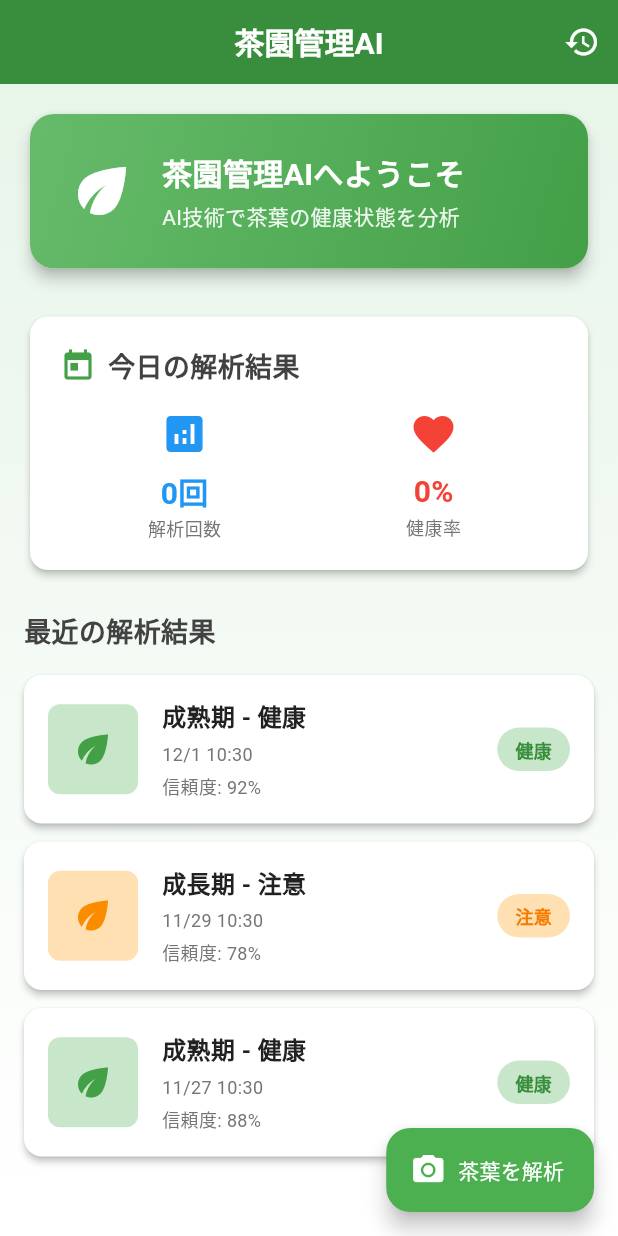
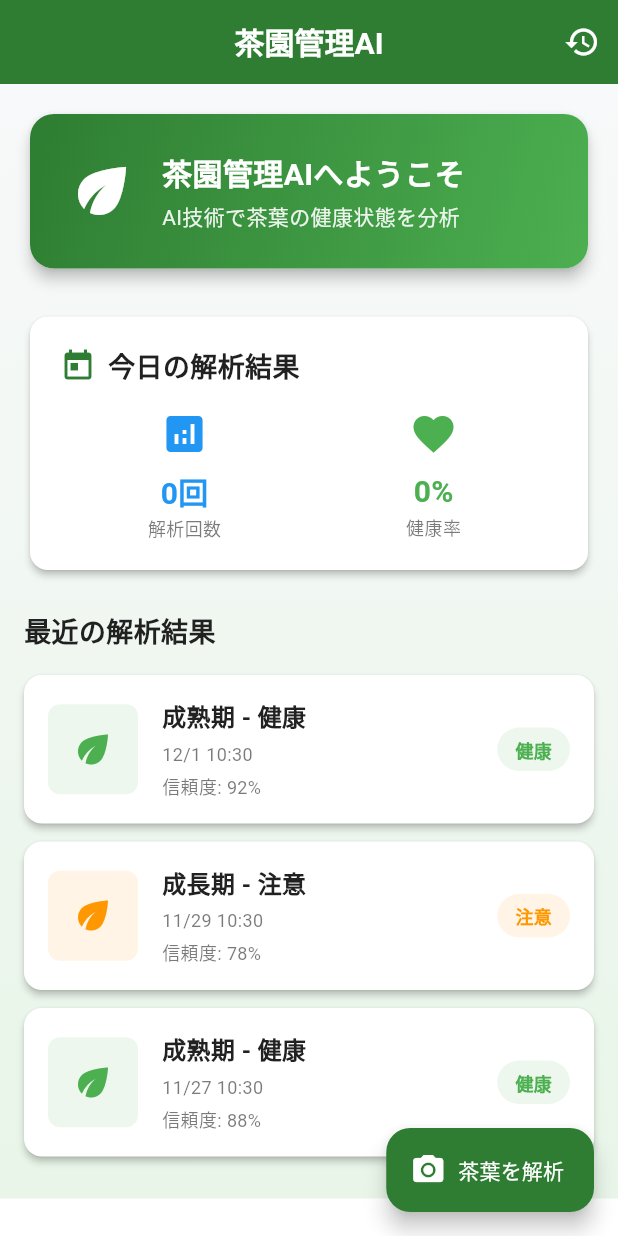
Before and after one commit to io0323/green_sprout, a Flutter app: the TeaGardenHomePage screen opened directly, on a phone screen of 412 x 824 dp. Run offline on Flutter 3.47's test engine with Material 3 defaults, Android fonts, the phone set to English and light mode, and no system bars; our stand-ins replace camera, dartz, fl_chart, flutter_bloc, get_it, shared_preferences and 1 more; missing offline and left inert: dart:html, tflite_flutter; accounts and stored records are empty.

Commit message:
refactor: 残りのファイルのハードコードされた色をTeaGardenThemeとTheme.of(context).colorSchemeに置き換え
- web_app.dart、minimal_app.dartのハードコードされた色を置き換え
- home_page.dart、analysis_result_page.dartのハードコードされた色を置き換え
- log_list_page.dartのハードコードされた色を置き換え
- camera_preview_widget.dart、camera_guide_widget.dart、camera_page.dartのハードコードされた色を置き換え
- analytics_page.dartのハードコードされた色を置き換え
- language_selector.dart、accessibility_helper.dartのハードコードされた色を置き換え
- 未使用のインポートを削除
- constエラーを修正

```diff
--- a/lib/core/widgets/language_selector.dart
+++ b/lib/core/widgets/language_selector.dart
@@ -1,5 +1,6 @@
 import 'package:flutter/material.dart';
 import '../../core/services/localization_service.dart';
+import '../../core/theme/tea_garden_theme.dart';
 
 /// 言語設定ウィジェット
 /// アプリケーションの言語を切り替えるためのウィジェット
@@ -27,7 +28,8 @@ class _LanguageSelectorState extends State<LanguageSelector> {
     _selectedLanguage = LocalizationService.instance.currentLanguage;
 
     return PopupMenuButton<String>(
-      icon: const Icon(Icons.language, color: Colors.white),
+      icon:
+          Icon(Icons.language, color: Theme.of(context).colorScheme.onPrimary),
       tooltip: LocalizationService.instance.translate('language_settings'),
       onSelected: (String languageCode) {
         setState(() {
@@ -46,7 +48,7 @@ class _LanguageSelectorState extends State<LanguageSelector> {
               children: [
                 Icon(
                   _selectedLanguage == languageCode ? Icons.check : null,
-                  color: Colors.green,
+                  color: TeaGardenTheme.successColor,
                 ),
                 const SizedBox(width: 8),
                 Text(
--- a/lib/features/camera/presentation/widgets/camera_guide_widget.dart
+++ b/lib/features/camera/presentation/widgets/camera_guide_widget.dart
@@ -15,13 +15,13 @@ class CameraGuideWidget extends StatelessWidget {
       child: Container(
         padding: const EdgeInsets.all(16),
         decoration: BoxDecoration(
-          color: Colors.black54,
+          color: Theme.of(context).colorScheme.surface.withOpacity(0.8),
           borderRadius: BorderRadius.circular(8),
         ),
         child: Text(
           LocalizationService.instance.translate('place_leaf_center'),
-          style: const TextStyle(
-            color: Colors.white,
+          style: TextStyle(
+            color: Theme.of(context).colorScheme.onSurface,
             fontSize: 16,
             fontWeight: FontWeight.bold,
           ),
--- a/lib/web_app.dart
+++ b/lib/web_app.dart
@@ -1,4 +1,5 @@
 import 'package:flutter/material.dart';
+import 'core/theme/tea_garden_theme.dart';
 
 void main() {
   runApp(const TeaGardenWebApp());
@@ -13,11 +14,9 @@ class TeaGardenWebApp extends StatelessWidget {
   Widget build(BuildContext context) {
     return MaterialApp(
       title: '茶園管理AI',
-      theme: ThemeData(
-        primarySwatch: Colors.green,
-        useMaterial3: true,
-        fontFamily: 'Roboto',
-      ),
+      theme: TeaGardenTheme.lightTheme,
+      darkTheme: TeaGardenTheme.darkTheme,
+      themeMode: ThemeMode.system,
       home: const TeaGardenHomePage(),
       debugShowCheckedModeBanner: false,
     );
@@ -67,20 +66,22 @@ class _TeaGardenHomePageState extends State<TeaGardenHomePage> {
 
   @override
   Widget build(BuildContext context) {
+    final theme = Theme.of(context);
+    final colorScheme = theme.colorScheme;
     return Scaffold(
       appBar: AppBar(
         title: const Text(
           '茶園管理AI',
           style: TextStyle(
             fontWeight: FontWeight.bold,
-            color: Colors.white,
           ),
         ),
-        backgroundColor: Colors.green[700],
+        backgroundColor: colorScheme.primary,
+        foregroundColor: colorScheme.onPrimary,
         elevation: 0,
         actions: [
           IconButton(
-            icon: const Icon(Icons.history, color: Colors.white),
+            icon: Icon(Icons.history, color: colorScheme.onPrimary),
             onPressed: _showAnalysisHistory,
             tooltip: '解析履歴',
           ),
@@ -88,21 +89,14 @@ class _TeaGardenHomePageState extends State<TeaGardenHomePage> {
       ),
       body: Container(
         decoration: BoxDecoration(
-          gradient: LinearGradient(
-            begin: Alignment.topCenter,
-            end: Alignment.bottomCenter,
-            colors: [
-              Colors.green[50]!,
-              Colors.white,
-            ],
-          ),
+          gradient: TeaGardenTheme.backgroundGradient,
         ),
         child: _isAnalyzing ? _buildAnalyzingView() : _buildMainContent(),
       ),
       floatingActionButton: FloatingActionButton.extended(
         onPressed: _isAnalyzing ? null : _startAnalysis,
-        backgroundColor: Colors.green,
-        foregroundColor: Colors.white,
+        backgroundColor: colorScheme.primary,
+        foregroundColor: colorScheme.onPrimary,
         icon: const Icon(Icons.camera_alt),
         label: const Text('茶葉を解析'),
       ),
@@ -110,29 +104,31 @@ class _TeaGardenHomePageState extends State<TeaGardenHomePage> {
   }
 
   Widget _buildAnalyzingView() {
-    return const Center(
+    final theme = Theme.of(context);
+    final colorScheme = theme.colorScheme;
+    return Center(
       child: Column(
         mainAxisAlignment: MainAxisAlignment.center,
         children: [
           CircularProgressIndicator(
-            valueColor: AlwaysStoppedAnimation<Color>(Colors.green),
+            valueColor: AlwaysStoppedAnimation<Color>(colorScheme.primary),
             strokeWidth: 3,
           ),
-          SizedBox(height: 24),
+          const SizedBox(height: 24),
           Text(
             '茶葉を解析中...',
             style: TextStyle(
               fontSize: 20,
               fontWeight: FontWeight.bold,
-              color: Colors.green,
+              color: colorScheme.primary,
             ),
           ),
-          SizedBox(height: 8),
+          const SizedBox(height: 8),
           Text(
             'AIが茶葉の状態を分析しています',
             style: TextStyle(
               fontSize: 14,
-              color: Colors.grey,
+              color: colorScheme.onSurface.withOpacity(0.6),
             ),
           ),
         ],
@@ -166,30 +162,26 @@ class _TeaGardenHomePageState extends State<TeaGardenHomePage> {
         padding: const EdgeInsets.all(24),
         decoration: BoxDecoration(
           borderRadius: BorderRadius.circular(16),
-          gradient: LinearGradient(
-            colors: [Colors.green[400]!, Colors.green[600]!],
-            begin: Alignment.topLeft,
-            end: Alignment.bottomRight,
-          ),
+          gradient: TeaGardenTheme.primaryGradient,
         ),
         child: Row(
           children: [
-            const Icon(
+            Icon(
               Icons.eco,
               size: 48,
-              color: Colors.white,
+              color: Theme.of(context).colorScheme.onPrimary,
             ),
             const SizedBox(width: 16),
             Expanded(
               child: Column(
                 crossAxisAlignment: CrossAxisAlignment.start,
                 children: [
-                  const Text(
+                  Text(
                     '茶園管理AIへようこそ',
                     style: TextStyle(
                       fontSize: 20,
                       fontWeight: FontWeight.bold,
-                      color: Colors.white,
+                      color: Theme.of(context).colorScheme.onPrimary,
                     ),
                   ),
                   const SizedBox(height: 4),
@@ -197,7 +189,10 @@ class _TeaGardenHomePageState extends State<TeaGardenHomePage> {
                     'AI技術で茶葉の健康状態を分析',
                     style: TextStyle(
                       fontSize: 14,
-                      color: Colors.white.withOpacity(0.9),
+                      color: Theme.of(context)
+                          .colorScheme
+                          .onPrimary
+                          .withOpacity(0.9),
                     ),
                   ),
                 ],
@@ -231,7 +226,7 @@ class _TeaGardenHomePageState extends State<TeaGardenHomePage> {
               children: [
                 Icon(
                   Icons.today,
-                  color: Colors.green[600],
+                  color: Theme.of(context).colorScheme.primary,
                   size: 24,
                 ),
                 const SizedBox(width: 8),
@@ -240,7 +235,7 @@ class _TeaGardenHomePageState extends State<TeaGardenHomePage> {
                   style: TextStyle(
                     fontSize: 18,
                     fontWeight: FontWeight.bold,
-                    color: Colors.grey[800],
+                    color: Theme.of(context).colorScheme.onSurface,
                   ),
                 ),
               ],
@@ -253,7 +248,7 @@ class _TeaGardenHomePageState extends State<TeaGardenHomePage> {
                     '解析回数',
                     '${todayResults.length}回',
                     Icons.analytics,
-                    Colors.blue,
+                    TeaGardenTheme.infoColor,
                   ),
                 ),
                 Expanded(
@@ -263,7 +258,7 @@ class _TeaGardenHomePageState extends State<TeaGardenHomePage> {
                         ? '${((todayResults.where((r) => r.healthStatus == '健康').length / todayResults.length) * 100).toInt()}%'
                         : '0%',
                     Icons.favorite,
-                    Colors.red,
+                    TeaGardenTheme.successColor,
                   ),
                 ),
               ],
@@ -292,7 +287,7 @@ class _TeaGardenHomePageState extends State<TeaGardenHomePage> {
           label,
           style: TextStyle(
             fontSize: 12,
-            color: Colors.grey[600],
+            color: Theme.of(context).colorScheme.onSurface.withOpacity(0.6),
           ),
         ),
       ],
@@ -308,7 +303,7 @@ class _TeaGardenHomePageState extends State<TeaGardenHomePage> {
           style: TextStyle(
             fontSize: 18,
             fontWeight: FontWeight.bold,
-            color: Colors.grey[800],
+            color: Theme.of(context).colorScheme.onSurface,
           ),
         ),
         const SizedBox(height: 16),
@@ -332,7 +327,7 @@ class _TeaGardenHomePageState extends State<TeaGardenHomePage> {
             Icon(
               Icons.photo_camera_outlined,
               size: 64,
-              color: Colors.grey[400],
+              color: Theme.of(context).colorScheme.onSurface.withOpacity(0.4),
             ),
             const SizedBox(height: 16),
             Text(
@@ -340,7 +335,7 @@ class _TeaGardenHomePageState extends State<TeaGardenHomePage> {
               style: TextStyle(
                 fontSize: 18,
                 fontWeight: FontWeight.bold,
-                color: Colors.grey[600],
+                color: Theme.of(context).colorScheme.onSurface.withOpacity(0.6),
               ),
             ),
             const SizedBox(height: 8),
@@ -348,7 +343,7 @@ class _TeaGardenHomePageState extends State<TeaGardenHomePage> {
               '茶葉を撮影してAI解析を開始しましょう',
               style: TextStyle(
                 fontSize: 14,
-                color: Colors.grey[500],
+                color: Theme.of(context).colorScheme.onSurface.withOpacity(0.5),
               ),
             ),
           ],
@@ -373,15 +368,15 @@ class _TeaGardenHomePageState extends State<TeaGardenHomePage> {
               height: 60,
               decoration: BoxDecoration(
                 color: result.healthStatus == '健康'
-                    ? Colors.green[100]
-                    : Colors.orange[100],
+                    ? TeaGardenTheme.successColor.withOpacity(0.1)
+                    : TeaGardenTheme.warningColor.withOpacity(0.1),
                 borderRadius: BorderRadius.circular(8),
               ),
               child: Icon(
                 Icons.eco,
                 color: result.healthStatus == '健康'
-                    ? Colors.green[600]
-                    : Colors.orange[600],
+                    ? TeaGardenTheme.successColor
+                    : TeaGardenTheme.warningColor,
                 size: 30,
               ),
             ),
@@ -402,7 +397,10 @@ class _TeaGardenHomePageState extends State<TeaGardenHomePage> {
                     '${result.timestamp.month}/${result.timestamp.day} ${result.timestamp.hour}:${result.timestamp.minute.toString().padLeft(2, '0')}',
                     style: TextStyle(
                       fontSize: 12,
-                      color: Colors.grey[600],
+                      color: Theme.of(context)
+                          .colorScheme
+                          .onSurface
+                          .withOpacity(0.6),
                     ),
                   ),
                   const SizedBox(height: 4),
@@ -410,7 +408,10 @@ class _TeaGardenHomePageState extends State<TeaGardenHomePage> {
                     '信頼度: ${(result.confidence * 100).toInt()}%',
                     style: TextStyle(
                       fontSize: 12,
-                      color: Colors.grey[600],
+                      color: Theme.of(context)
+                          .colorScheme
+                          .onSurface
+                          .withOpacity(0.6),
                     ),
                   ),
                 ],
@@ -420,8 +421,8 @@ class _TeaGardenHomePageState extends State<TeaGardenHomePage> {
               padding: const EdgeInsets.symmetric(horizontal: 12, vertical: 6),
               decoration: BoxDecoration(
                 color: result.healthStatus == '健康'
-                    ? Colors.green[100]
-                    : Colors.orange[100],
+                    ? TeaGardenTheme.successColor.withOpacity(0.1)
+                    : TeaGardenTheme.warningColor.withOpacity(0.1),
                 borderRadius: BorderRadius.circular(16),
               ),
               child: Text(
@@ -430,8 +431,8 @@ class _TeaGardenHomePageState extends State<TeaGardenHomePage> {
                   fontSize: 12,
                   fontWeight: FontWeight.bold,
                   color: result.healthStatus == '健康'
-                      ? Colors.green[700]
-                      : Colors.orange[700],
+                      ? TeaGardenTheme.successColor
+                      : TeaGardenTheme.warningColor,
                 ),
               ),
             ),
@@ -477,7 +478,7 @@ class _TeaGardenHomePageState extends State<TeaGardenHomePage> {
       ScaffoldMessenger.of(context).showSnackBar(
         SnackBar(
           content: const Text('解析が完了しました！'),
-          backgroundColor: Colors.green[600],
+          backgroundColor: Theme.of(context).colorScheme.primary,
           behavior: SnackBarBehavior.floating,
           shape: RoundedRectangleBorder(
             borderRadius: BorderRadius.circular(8),
@@ -503,8 +504,8 @@ class _TeaGardenHomePageState extends State<TeaGardenHomePage> {
                 leading: Icon(
                   Icons.eco,
                   color: result.healthStatus == '健康'
-                      ? Colors.green
-                      : Colors.orange,
+                      ? TeaGardenTheme.successColor
+                      : TeaGardenTheme.warningColor,
                 ),
                 title: Text('${result.growthStage} - ${result.healthStatus}'),
                 subtitle: Text(
```
Also changed, not shown: lib/core/accessibility/accessibility_helper.dart (+8 -6 lines), lib/features/analytics/presentation/pages/analytics_page.dart (+25 -27 lines), lib/features/camera/presentation/pages/camera_page.dart (+22 -16 lines), lib/features/camera/presentation/widgets/camera_preview_widget.dart (+22 -13 lines), lib/features/logs/presentation/pages/log_list_page.dart (+48 -29 lines), lib/features/tea_analysis/presentation/pages/analysis_result_page.dart (+32 -26 lines), lib/features/tea_analysis/presentation/pages/home_page.dart (+10 -14 lines), lib/minimal_app.dart (+20 -17 lines).
